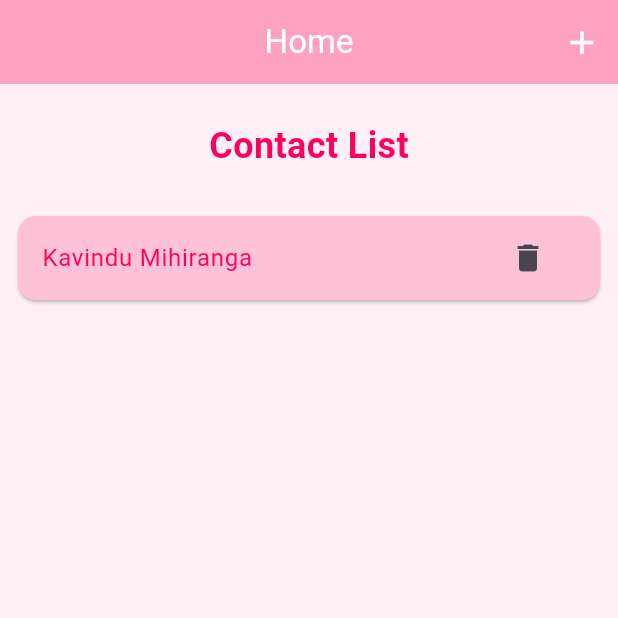
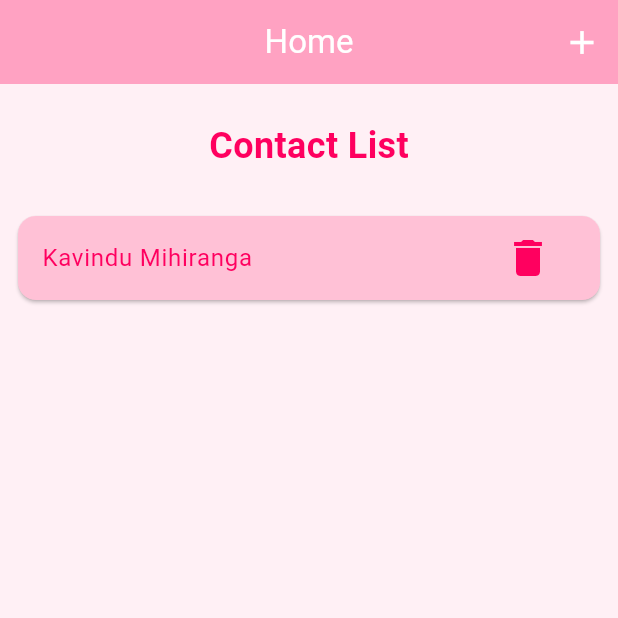
Before and after one commit to WWKMihiranga/Company_Task, a Flutter app: the screen it shows after launch, on a phone screen of 412 x 824 dp, the top half of it. Run offline on Flutter 3.47's test engine with Material 3 defaults, Android fonts, the phone set to English and light mode, and no system bars.

Commit message:
Update the delete icon

```diff
--- a/lib/widgets/item_list.dart
+++ b/lib/widgets/item_list.dart
@@ -6,19 +6,19 @@ import '../utils/colors.dart';
 
 import '../providers/item_provider.dart';
 
-class ItemList extends StatelessWidget { // Define a StatefulWidget for displaying a list of items.
+class ItemList extends StatelessWidget {
+  // Define a StatefulWidget for displaying a list of items.
   final List<Item> items;
 
-  ItemList({ // Constructor
-    required this.items
-  });
+  ItemList(
+      { // Constructor
+      required this.items});
 
   @override
   Widget build(BuildContext context) {
     return ListView.builder(
       itemCount: items.length, // Total number of items in the list.
       itemBuilder: (ctx, index) {
-
         return Card(
           color: PastelColors.pastel[200], // Background color of the card.
           child: ListTile(
@@ -29,27 +29,32 @@ class ItemList extends StatelessWidget { // Define a StatefulWidget for displayi
               ),
             ),
             onTap: () {
-              Navigator.of(context).push( // Navigate to DetailScreen when item is tapped.
+              Navigator.of(context).push(
+                // Navigate to DetailScreen when item is tapped.
                 MaterialPageRoute(
                   builder: (context) => DetailScreen(item: items[index]),
                 ),
               );
             },
-
-            trailing: IconButton( // Trailing icon button for deleting the item.
-              icon: Icon(Icons.delete), // Delete icon.
+            trailing: IconButton(
+              // Trailing icon button for deleting the item.
+              icon: Icon(
+                Icons.delete,
+                color: PastelColors.pastel[800],
+                size: 32,
+              ), // Delete icon.
               onPressed: () {
                 // Delete the item from the list
-                Provider.of<ItemProvider>(context, listen: false).deleteItem(items[index].id);
-                ScaffoldMessenger.of(context).showSnackBar(SnackBar( // Display a confirmation message.
+                Provider.of<ItemProvider>(context, listen: false)
+                    .deleteItem(items[index].id);
+                ScaffoldMessenger.of(context).showSnackBar(SnackBar(
+                  // Display a confirmation message.
                   content: Text('Deleted successfully'),
                 ));
               },
             ),
-
           ),
         );
-
       },
     );
   }
```
